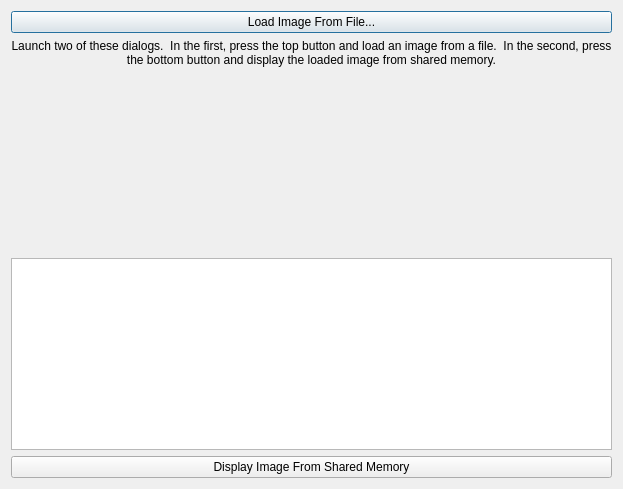
Qt form VideoCube/VideoCubeCV/dialog.ui (Kvazikot/VideoProjects) before a commit.
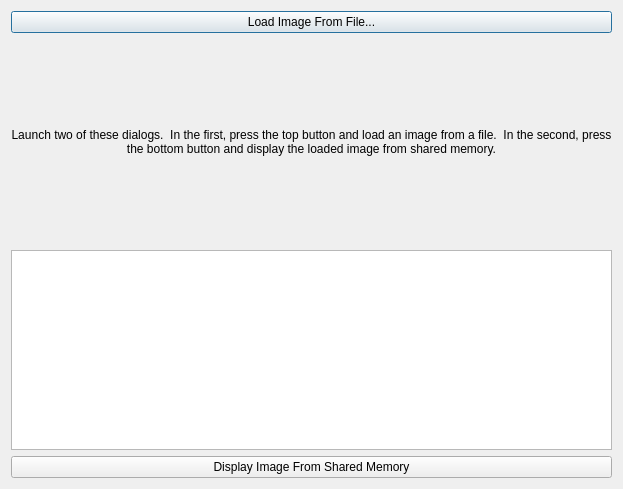
The same form after that commit.

```diff
--- a/VideoCube/VideoCubeCV/dialog.ui
+++ b/VideoCube/VideoCubeCV/dialog.ui
@@ -14,11 +14,44 @@
    <string>Dialog</string>
   </property>
   <layout class="QGridLayout">
+   <item row="2" column="1">
+    <widget class="QPlainTextEdit" name="plainTextEdit">
+     <property name="maximumSize">
+      <size>
+       <width>16777215</width>
+       <height>200</height>
+      </size>
+     </property>
+    </widget>
+   </item>
+   <item row="0" column="1">
+    <widget class="QPushButton" name="loadFromFileButton">
+     <property name="text">
+      <string>Load Image From File...</string>
+     </property>
+    </widget>
+   </item>
    <item row="3" column="1">
-    <widget class="QPlainTextEdit" name="plainTextEdit"/>
+    <widget class="QPushButton" name="loadFromSharedMemoryButton">
+     <property name="text">
+      <string>Display Image From Shared Memory</string>
+     </property>
+    </widget>
    </item>
    <item row="1" column="1">
     <widget class="QLabel" name="label">
+     <property name="sizePolicy">
+      <sizepolicy hsizetype="Minimum" vsizetype="Expanding">
+       <horstretch>0</horstretch>
+       <verstretch>0</verstretch>
+      </sizepolicy>
+     </property>
+     <property name="maximumSize">
+      <size>
+       <width>640</width>
+       <height>480</height>
+      </size>
+     </property>
      <property name="text">
       <string>Launch two of these dialogs.  In the first, press the top button and load an image from a file.  In the second, press the bottom button and display the loaded image from shared memory.</string>
      </property>
@@ -30,33 +63,6 @@
      </property>
     </widget>
    </item>
-   <item row="0" column="1">
-    <widget class="QPushButton" name="loadFromFileButton">
-     <property name="text">
-      <string>Load Image From File...</string>
-     </property>
-    </widget>
-   </item>
-   <item row="4" column="1">
-    <widget class="QPushButton" name="loadFromSharedMemoryButton">
-     <property name="text">
-      <string>Display Image From Shared Memory</string>
-     </property>
-    </widget>
-   </item>
-   <item row="2" column="1">
-    <spacer name="verticalSpacer">
-     <property name="orientation">
-      <enum>Qt::Vertical</enum>
-     </property>
-     <property name="sizeHint" stdset="0">
-      <size>
-       <width>20</width>
-       <height>40</height>
-      </size>
-     </property>
-    </spacer>
-   </item>
   </layout>
  </widget>
  <resources/>
```
Left out of the diff: 3 changed lines with no effect on the pictures.
